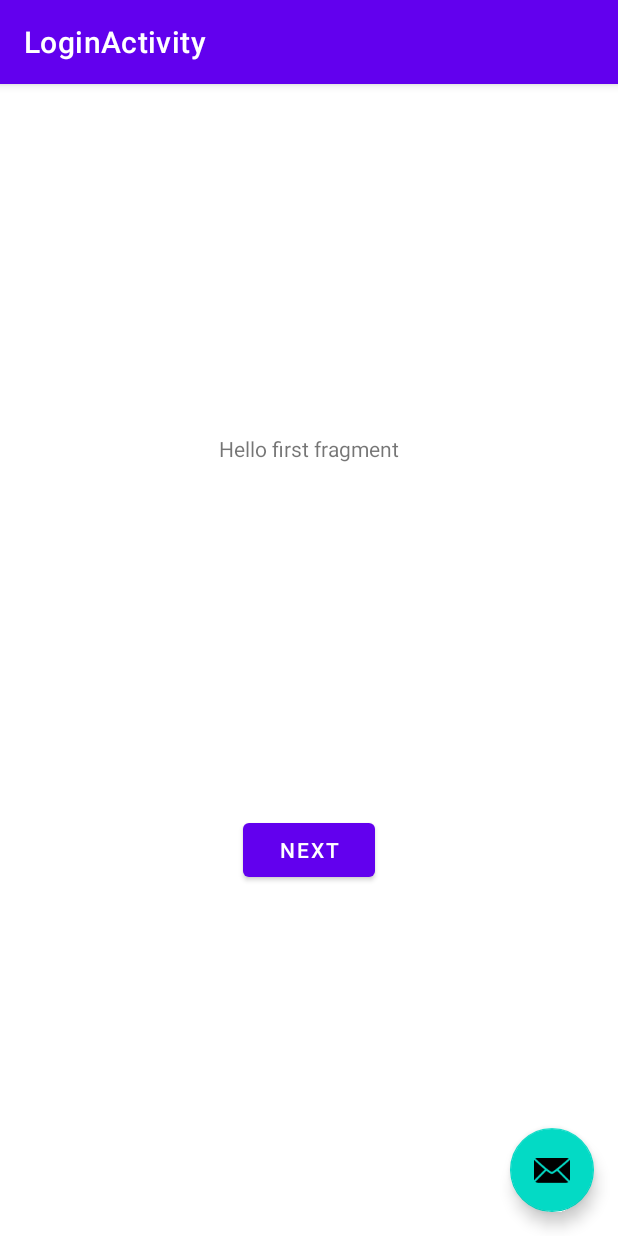
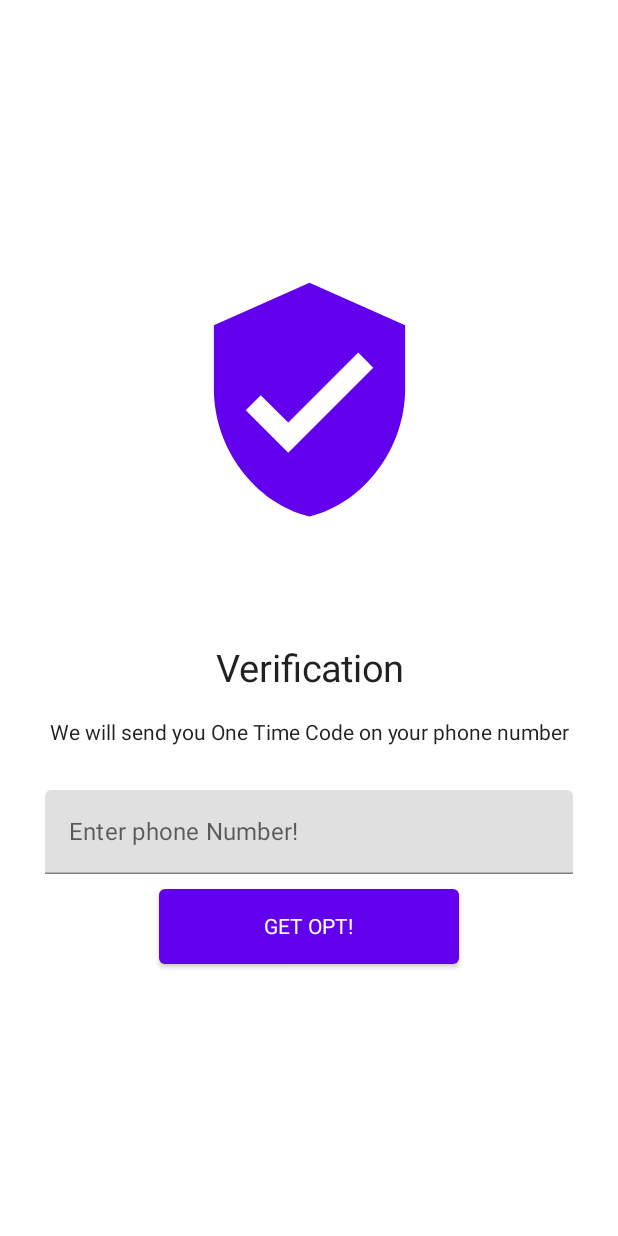
Before and after one commit to xDvir/MipMip, an Android app built with Jetpack Compose: the screen it shows after launch (LoginActivity), on a phone screen of 412 x 824 dp. Run offline under Robolectric (Android 15) with nearby library versions, the phone set to English and light mode, and no system bars.

Commit message:
added verification ui

```diff
--- a/app/src/main/java/com/example/mipmip/LoginActivity.kt
+++ /dev/null
@@ -1,39 +0,0 @@
-package com.example.mipmip
-
-import android.os.Bundle
-import com.google.android.material.snackbar.Snackbar
-import androidx.appcompat.app.AppCompatActivity
-import androidx.compose.material.MaterialTheme
-import androidx.compose.runtime.Composable
-import androidx.compose.ui.graphics.Color
-import androidx.navigation.findNavController
-import androidx.navigation.ui.AppBarConfiguration
-import androidx.navigation.ui.navigateUp
-import androidx.navigation.ui.setupActionBarWithNavController
-import com.example.mipmip.databinding.ActivityLoginBinding
-
-class LoginActivity : AppCompatActivity() {
-
-    private lateinit var binding: ActivityLoginBinding
-
-    override fun onCreate(savedInstanceState: Bundle?) {
-        super.onCreate(savedInstanceState)
-        binding = ActivityLoginBinding.inflate(layoutInflater)
-        setContentView(binding.root)
-        setSupportActionBar(binding.toolbar)
-    }
-
-    @Composable
-    fun loginScreenDesign() {
-        loginScreenTheme {
-
-        }
-    }
-
-    @Composable
-    fun loginScreenTheme(content: @Composable () -> Unit) {
-         MaterialTheme {
-             color = Color.Black
-         }
-    }
-}
--- /dev/null
+++ b/app/src/main/java/com/example/mipmip/ui/Colors.kt
@@ -0,0 +1,10 @@
+package com.example.mipmip.ui
+
+import androidx.compose.material.lightColors
+import androidx.compose.ui.graphics.Color
+
+object Colors {
+    val myLoginThemeColors = lightColors(
+        background = Color(0xff000000),
+    )
+}
--- /dev/null
+++ b/app/src/main/java/com/example/mipmip/ui/activities/LoginActivity.kt
@@ -0,0 +1,19 @@
+package com.example.mipmip.ui.activities
+
+
+import android.os.Bundle
+import androidx.activity.compose.setContent
+import androidx.appcompat.app.AppCompatActivity
+import com.example.mipmip.ui.screen.LoginScreen
+
+class LoginActivity : AppCompatActivity() {
+
+    override fun onCreate(savedInstanceState: Bundle?) {
+        super.onCreate(savedInstanceState)
+        setContent {
+            LoginScreen().LoginScreenUI()
+        }
+    }
+
+
+}
--- /dev/null
+++ b/app/src/main/java/com/example/mipmip/ui/screen/LoginScreen.kt
@@ -0,0 +1,145 @@
+package com.example.mipmip.ui.screen
+
+import androidx.compose.foundation.Image
+import androidx.compose.foundation.layout.*
+import androidx.compose.foundation.text.KeyboardOptions
+import androidx.compose.material.*
+import androidx.compose.runtime.*
+import androidx.compose.ui.Alignment
+import androidx.compose.ui.Modifier
+import androidx.compose.ui.focus.onFocusChanged
+import androidx.compose.ui.graphics.ColorFilter
+import androidx.compose.ui.graphics.painter.Painter
+import androidx.compose.ui.res.painterResource
+import androidx.compose.ui.text.TextStyle
+import androidx.compose.ui.text.input.KeyboardType
+import androidx.compose.ui.text.style.TextAlign
+import androidx.compose.ui.text.style.TextDirection
+import androidx.compose.ui.unit.dp
+import androidx.compose.ui.unit.sp
+import com.example.mipmip.ui.Colors
+import com.example.mipmip.R
+import com.example.mipmip.viewmodels.LoginViewModel
+
+class LoginScreen {
+
+    private val loginViewModel: LoginViewModel = LoginViewModel()
+
+    @Composable
+    fun LoginScreenUI() {
+        LoginScreenTheme {
+            Surface {
+                Column(
+                    modifier = Modifier
+                        .fillMaxSize()
+                        .padding(30.dp),
+                    verticalArrangement = Arrangement.Center,
+                    horizontalAlignment = Alignment.CenterHorizontally,
+                ) {
+                    VerificationLabel()
+                    InputPhoneComponent()
+                }
+            }
+        }
+    }
+
+    @Composable
+    private fun VerificationLabel() {
+        val image: Painter = painterResource(id = R.drawable.baseline_verified_user_24)
+        Image(
+            painter = image,
+            contentDescription = "",
+            colorFilter = ColorFilter.tint(color = MaterialTheme.colors.primary),
+            modifier = Modifier.padding(bottom = 80.dp)
+        )
+        Text(
+            text = "Verification",
+            style = TextStyle(fontSize = 25.sp),
+            textAlign = TextAlign.Center
+        )
+        Text(
+            text = "We will send you One Time Code on your phone number",
+            style = TextStyle(fontSize = 14.sp),
+            textAlign = TextAlign.Center,
+            modifier = Modifier.padding(top = 20.dp)
+        )
+    }
+
+    @Composable
+    private fun InputPhoneComponent() {
+        val phoneText:String by loginViewModel.phoneNumText.collectAsState()
+        val phoneNumTextIsInValid:Boolean by loginViewModel.phoneNumTextIsValid.collectAsState()
+
+        TextField(
+            modifier = Modifier
+                .padding(top = 30.dp)
+                .fillMaxWidth(),
+            value = phoneText,
+            onValueChange = {
+                loginViewModel.onPhoneTextChanged(it)
+            },
+            placeholder  = {
+                    Text(text = "Enter phone Number!")
+            },
+            keyboardOptions = KeyboardOptions.Default.copy(keyboardType = KeyboardType.Number),
+            singleLine = true,
+            isError = !phoneNumTextIsInValid,
+        )
+
+        Button(
+            onClick = { loginViewModel.registerNewUser()},
+            modifier = Modifier
+                .padding(top = 10.dp)
+                .width(200.dp)
+                .height(50.dp)
+        )
+        {
+            Text(
+                text = "GET OPT!",
+                style = TextStyle(textDirection = TextDirection.Ltr)
+            )
+        }
+    }
+
+    @Composable
+    private  fun InputOtpComponent() {
+        var phoneNum by remember { mutableStateOf("") }
+        var isFocus by remember { mutableStateOf(false) }
+
+        TextField(
+            modifier = Modifier
+                .padding(top = 8.dp)
+                .fillMaxWidth()
+                .onFocusChanged { isFocus = !isFocus },
+            value = phoneNum,
+            onValueChange = {
+                phoneNum = it
+            },
+
+            label = {
+                if (isFocus) {
+                    Text("Enter phone number..")
+                }
+            },
+        )
+
+        Button(
+            onClick = { /*TODO*/ },
+            modifier = Modifier
+                .padding(top = 10.dp)
+                .fillMaxWidth()
+                .height(50.dp)
+        )
+        {
+            Text("GET OTP!")
+        }
+    }
+
+    @Composable
+    private fun LoginScreenTheme(content: @Composable () -> Unit) {
+        MaterialTheme(
+            colors = Colors.myLoginThemeColors,
+            content = content,
+        )
+    }
+}
--- /dev/null
+++ b/app/src/main/java/com/example/mipmip/viewmodels/LoginViewModel.kt
@@ -0,0 +1,30 @@
+package com.example.mipmip.viewmodels
+
+import androidx.lifecycle.ViewModel
+import kotlinx.coroutines.flow.MutableStateFlow
+
+class LoginViewModel : ViewModel() {
+
+    private var _phoneNumText = MutableStateFlow("")
+    private var _phoneNumTextIsValid = MutableStateFlow(true)
+    val phoneNumText = _phoneNumText
+    val phoneNumTextIsValid = _phoneNumTextIsValid
+
+    private fun isValidPhoneNumber(): Boolean {
+        return _phoneNumText.value.length == 10 && _phoneNumText.value.startsWith("05")
+    }
+
+    fun onPhoneTextChanged(numText: String) {
+        _phoneNumText.value = numText
+    }
+
+    fun registerNewUser(){
+        if(!isValidPhoneNumber()) {
+            _phoneNumTextIsValid.value=false
+        }
+        else {
+            _phoneNumTextIsValid.value=true
+        }
+    }
+
+}
--- /dev/null
+++ b/app/src/main/res/drawable/baseline_verified_user_24.xml
@@ -0,0 +1,5 @@
+<vector android:height="170dp" android:tint="#000000"
+    android:viewportHeight="24" android:viewportWidth="24"
+    android:width="170dp" xmlns:android="http://schemas.android.com/apk/res/android">
+    <path android:fillColor="@android:color/white" android:pathData="M12,1L3,5v6c0,5.55 3.84,10.74 9,12 5.16,-1.26 9,-6.45 9,-12L21,5l-9,-4zM10,17l-4,-4 1.41,-1.41L10,14.17l6.59,-6.59L18,9l-8,8z"/>
+</vector>
--- a/app/src/main/res/layout/activity_login.xml
+++ b/app/src/main/res/layout/activity_login.xml
@@ -4,31 +4,6 @@
     xmlns:tools="http://schemas.android.com/tools"
     android:layout_width="match_parent"
     android:layout_height="match_parent"
-    tools:context=".LoginActivity">
-
-    <com.google.android.material.appbar.AppBarLayout
-        android:layout_width="match_parent"
-        android:layout_height="wrap_content"
-        android:theme="@style/Theme.MipMip.AppBarOverlay">
-
-        <androidx.appcompat.widget.Toolbar
-            android:id="@+id/toolbar"
-            android:layout_width="match_parent"
-            android:layout_height="?attr/actionBarSize"
-            android:background="?attr/colorPrimary"
-            app:popupTheme="@style/Theme.MipMip.PopupOverlay" />
-
-    </com.google.android.material.appbar.AppBarLayout>
-
-    <include layout="@layout/content_login" />
-
-    <com.google.android.material.floatingactionbutton.FloatingActionButton
-        android:id="@+id/fab"
-        android:layout_width="wrap_content"
-        android:layout_height="wrap_content"
-        android:layout_gravity="bottom|end"
-        android:layout_marginEnd="@dimen/fab_margin"
-        android:layout_marginBottom="16dp"
-        app:srcCompat="@android:drawable/ic_dialog_email" />
+    tools:context=".ui.activities.LoginActivity">
 
 </androidx.coordinatorlayout.widget.CoordinatorLayout>
--- a/app/src/main/res/values/colors.xml
+++ b/app/src/main/res/values/colors.xml
@@ -7,4 +7,5 @@
     <color name="teal_700">#FF018786</color>
     <color name="black">#FF000000</color>
     <color name="white">#FFFFFFFF</color>
+    <color name="primary_background_color">#fafafa</color>
 </resources>
```
Also changed, not shown: app/src/main/AndroidManifest.xml (+6 -1 lines).
